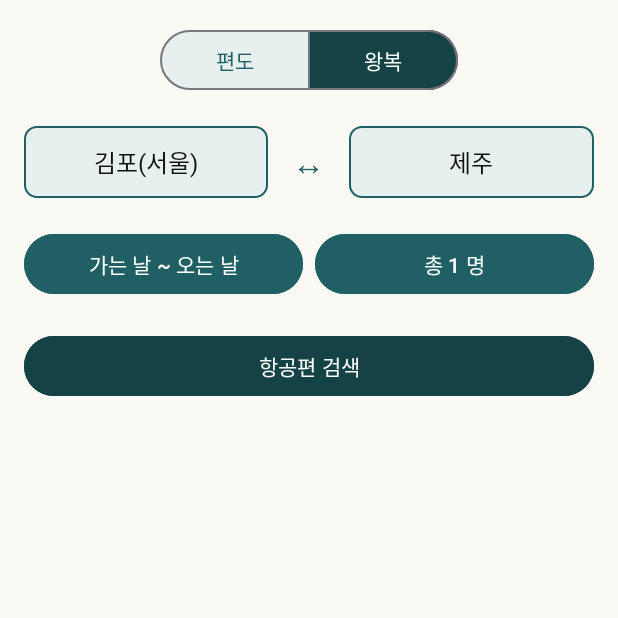
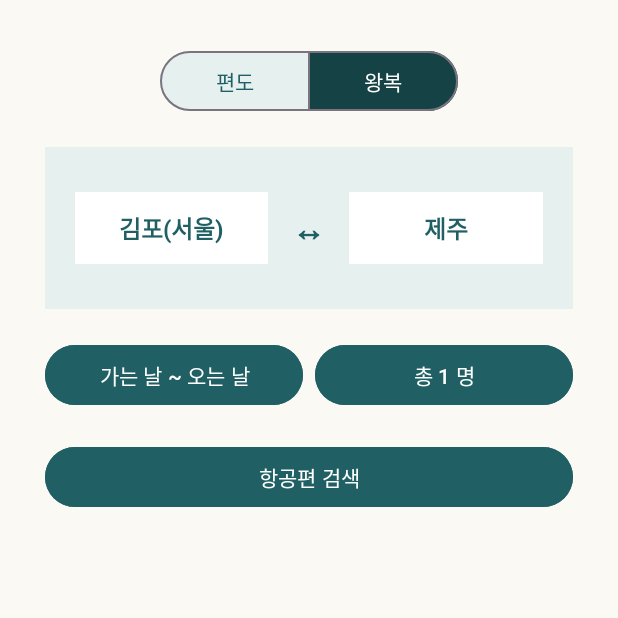
Before and after one commit to crescentdara/android_team1, an Android app: the FlightReservationActivity screen opened directly, with no data from a screen before it, on a phone screen of 412 x 824 dp, the top half of it. Run offline under Robolectric (Android 15) with nearby library versions, the phone set to English and light mode, and no system bars.

Commit message:
항공 예약 ui 보정.

```diff
--- a/android_studio/app/src/main/res/drawable/bg_location_box.xml
+++ b/android_studio/app/src/main/res/drawable/bg_location_box.xml
@@ -1,10 +1,18 @@
 <?xml version="1.0" encoding="utf-8"?>
-<shape xmlns:android="http://schemas.android.com/apk/res/android"
-    android:shape="rectangle">
-
-    <solid android:color="@color/jeju_tint" />
-    <corners android:radius="8dp" />
-    <stroke
-        android:width="1dp"
-        android:color="@color/jeju_primary" />
-</shape>
+<ripple xmlns:android="http://schemas.android.com/apk/res/android"
+    android:color="?attr/colorControlHighlight">
+    <item>
+        <shape android:shape="rectangle">
+            <solid android:color="@android:color/transparent" />
+            <corners android:radius="12dp" />
+            <stroke
+                android:width="1dp"
+                android:color="@color/jeju_tint" />
+            <padding
+                android:left="8dp"
+                android:top="0dp"
+                android:right="8dp"
+                android:bottom="0dp" />
+        </shape>
+    </item>
+</ripple>
--- a/android_studio/app/src/main/res/layout/activity_flight_reservation.xml
+++ b/android_studio/app/src/main/res/layout/activity_flight_reservation.xml
@@ -6,7 +6,7 @@
     android:layout_height="match_parent"
     android:orientation="vertical"
     android:background="@color/jeju_bg"
-    android:padding="16dp">
+    android:padding="30dp">
 
     <!-- 여행 타입 -->
     <com.google.android.material.button.MaterialButtonToggleGroup
@@ -42,6 +42,9 @@
         android:layout_height="wrap_content"
         android:orientation="horizontal"
         android:gravity="center"
+        android:background="@color/jeju_tint"
+        android:paddingHorizontal="20dp"
+        android:paddingVertical="30dp"
         android:layout_marginBottom="20dp">
 
         <TextView
@@ -50,10 +53,11 @@
             android:layout_height="48dp"
             android:layout_weight="1"
             android:text="출발"
-            android:textColor="@color/jeju_text_primary"
+            android:textColor="@color/jeju_primary"
             android:textSize="16sp"
+            android:textStyle="bold"
             android:gravity="center"
-            android:background="@drawable/bg_location_box"
+            android:background="@color/white"
             android:layout_marginEnd="8dp" />
 
         <TextView
@@ -63,6 +67,7 @@
             android:text="↔"
             android:textSize="22sp"
             android:textColor="@color/jeju_primary"
+            android:textStyle="bold"
             android:gravity="center"
             android:layout_marginEnd="8dp"
             android:layout_marginStart="8dp" />
@@ -73,10 +78,11 @@
             android:layout_height="48dp"
             android:layout_weight="1"
             android:text="도착"
-            android:textColor="@color/jeju_text_primary"
+            android:textColor="@color/jeju_primary"
             android:textSize="16sp"
+            android:textStyle="bold"
             android:gravity="center"
-            android:background="@drawable/bg_location_box"
+            android:background="@color/white"
             android:layout_marginStart="8dp" />
     </LinearLayout>
 
@@ -114,5 +120,5 @@
         android:layout_height="48dp"
         android:text="항공편 검색"
         android:textColor="@android:color/white"
-        android:backgroundTint="@color/jeju_primary_dark" />
+        android:backgroundTint="@color/jeju_primary" />
 </LinearLayout>
```
Also changed, not shown: android_studio/app/src/main/res/layout/dialog_passenger_picker.xml (+8 -0 lines).
